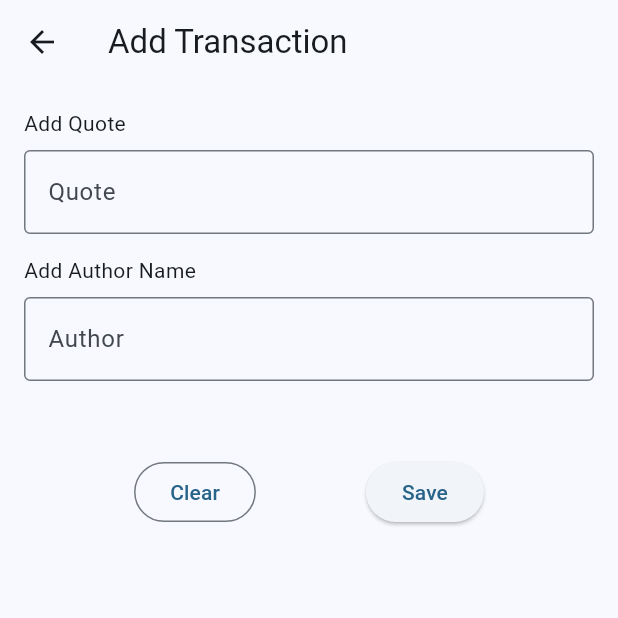
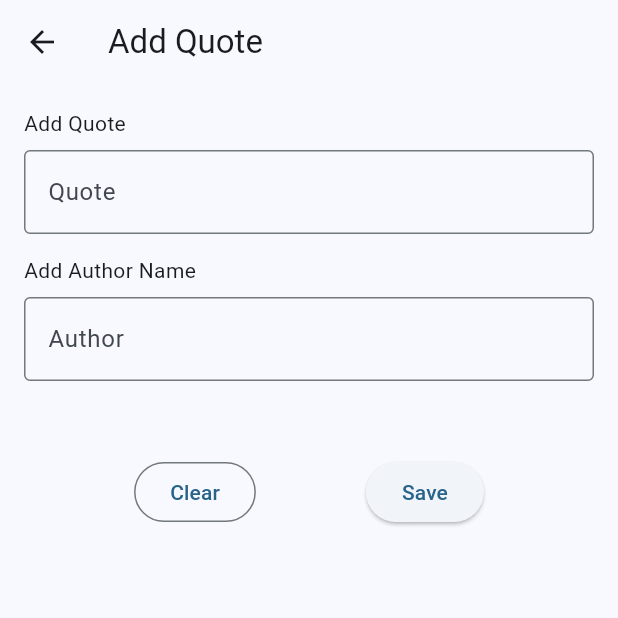
Before and after one commit to DivyaSakariya/dbminer, a Flutter app: the AddQuotesPage screen opened by its route, on a phone screen of 412 x 824 dp, the top half of it. Run offline on Flutter 3.47's test engine with Material 2 defaults, Android fonts, the phone set to English and light mode, and no system bars; our stand-ins replace animated_splash_screen, carousel_slider, flutter_blurhash, flutter_spinkit, get, google_fonts and 2 more; accounts and stored records are empty; network calls fail.

Commit message:
Update add_quotes_page.dart

```diff
--- a/lib/views/screens/add_quotes_page.dart
+++ b/lib/views/screens/add_quotes_page.dart
@@ -16,7 +16,7 @@ class AddQuotesPage extends StatelessWidget {
   Widget build(BuildContext context) {
     return Scaffold(
       appBar: AppBar(
-        title: const Text("Add Transaction"),
+        title: const Text("Add Quote"),
       ),
       body: Padding(
         padding: const EdgeInsets.all(16),
@@ -95,7 +95,7 @@ class AddQuotesPage extends StatelessWidget {
                           int id = await dbQuoteController.insertQuotes(
                               quoteModal: quoteModal);
 
-                          Get.snackbar("Successfully Transaction Added !!",
+                          Get.snackbar("Successfully Quote Added !!",
                               "Category: ${quoteModal.quote}");
 
                           dbQuoteController.getAllQuotes();
```
